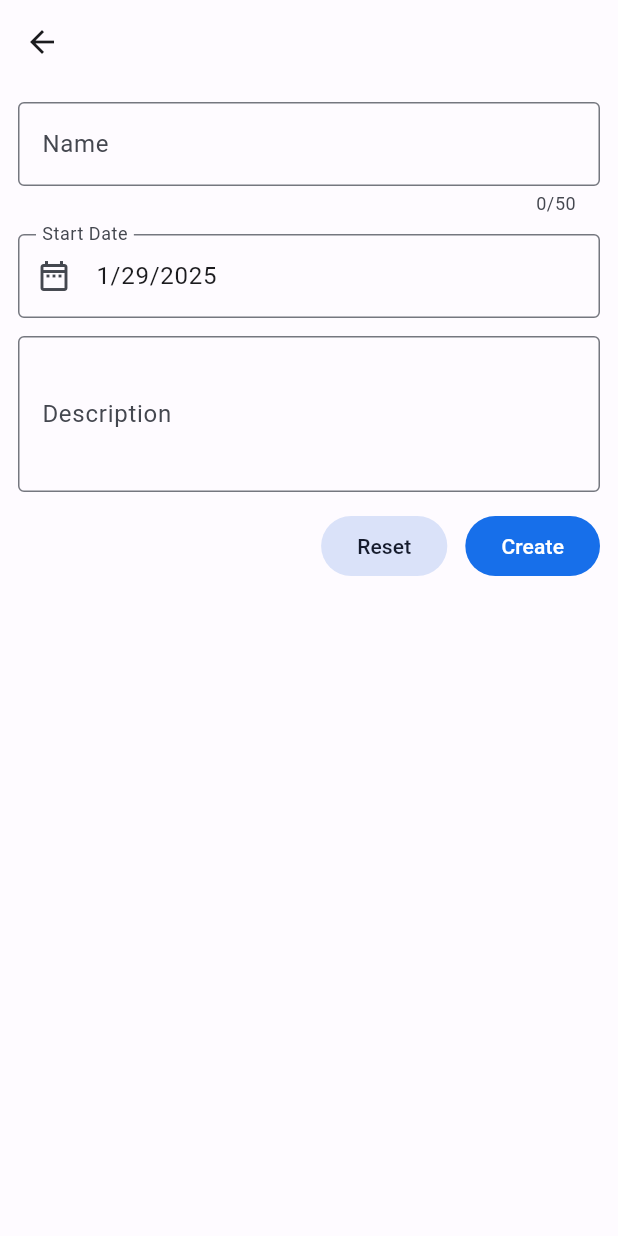
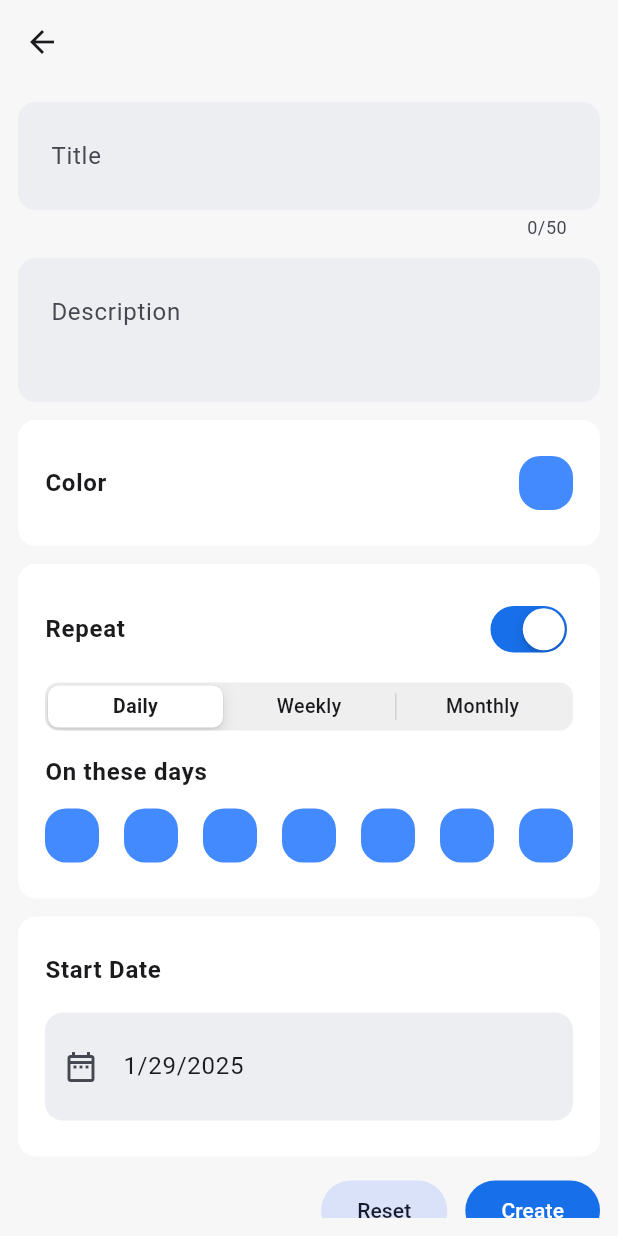
Before and after one commit to elnaddar/habit_tracker_app, a Flutter app: the HabitForm screen opened directly, on a phone screen of 412 x 824 dp. Run offline on Flutter 3.47's test engine with Material 3 defaults, Android fonts, the phone set to English and light mode, and no system bars; our stand-ins replace flutter_bloc, flutter_slidable, isar; accounts and stored records are empty; generated files the repository leaves out were written again; statements that could not run were skipped.

Commit message:
feat: Add reusable form components
Adds reusable form components for improved code organization and maintainability.  Includes `AppInputDecoration`, `CardFormField`, and updated `DatePickerFormField`.  These components standardize input styling and layout within the habit form.

```diff
--- /dev/null
+++ b/lib/common/themes/app_input_decoration.dart
@@ -0,0 +1,16 @@
+import 'package:flutter/material.dart';
+
+class AppInputDecoration extends InputDecoration {
+  const AppInputDecoration({super.hintText, super.prefixIcon})
+      : super(
+          filled: true,
+          fillColor: const Color(0xffedeef2),
+          contentPadding:
+              const EdgeInsets.symmetric(horizontal: 18, vertical: 24),
+          border: const OutlineInputBorder(
+            borderSide: BorderSide.none,
+            borderRadius: BorderRadius.all(Radius.circular(12)),
+          ),
+          errorMaxLines: 3,
+        );
+}
--- /dev/null
+++ b/lib/components/card_form_field.dart
@@ -0,0 +1,18 @@
+import 'package:flutter/material.dart';
+
+class CardFormField extends StatelessWidget {
+  final Widget? child;
+  const CardFormField({super.key, this.child});
+
+  @override
+  Widget build(BuildContext context) {
+    return Ink(
+      decoration: BoxDecoration(
+        color: Colors.white,
+        borderRadius: BorderRadius.circular(12),
+      ),
+      padding: const EdgeInsets.symmetric(horizontal: 18, vertical: 24),
+      child: child,
+    );
+  }
+}
--- a/lib/components/date_picker_form_field.dart
+++ b/lib/components/date_picker_form_field.dart
@@ -1,4 +1,6 @@
+import 'package:flutter/cupertino.dart';
 import 'package:flutter/material.dart';
+import 'package:habit_tracker_app/common/themes/app_input_decoration.dart';
 import 'package:intl/intl.dart';
 
 class DatePickerFormField extends StatefulWidget {
@@ -30,16 +32,42 @@ class _DatePickerFormFieldState extends State<DatePickerFormField> {
     super.dispose();
   }
 
+  void _showDialog(Widget child) {
+    showCupertinoModalPopup<void>(
+      context: context,
+      builder: (BuildContext context) => Container(
+        height: 216,
+        padding: const EdgeInsets.only(top: 6.0),
+        // The Bottom margin is provided to align the popup above the system
+        // navigation bar.
+        margin: EdgeInsets.only(
+          bottom: MediaQuery.of(context).viewInsets.bottom,
+        ),
+        // Provide a background color for the popup.
+        color: CupertinoColors.systemBackground.resolveFrom(context),
+        // Use a SafeArea widget to avoid system overlaps.
+        child: SafeArea(
+          top: false,
+          child: child,
+        ),
+      ),
+    );
+  }
+
   _showDatePicker() async {
+    // context: context,
+    //     initialDate: dateFormater.parse(_dateController.text),
+    //     firstDate: DateTime(now.year - 1, now.month, now.day),
+    //     lastDate: now
     final now = DateTime.now();
-    final newDate = await showDatePicker(
-        context: context,
-        initialDate: dateFormater.parse(_dateController.text),
-        firstDate: DateTime(now.year - 1, now.month, now.day),
-        lastDate: now);
-    if (newDate != null) {
-      _dateController.text = dateFormater.format(newDate);
-    }
+    // final newDate =
+    _showDialog(CupertinoDatePicker(
+      initialDateTime: dateFormater.parse(_dateController.text),
+      maximumDate: now,
+      minimumDate: DateTime(now.year - 1, now.month, now.day),
+      onDateTimeChanged: (newDate) =>
+          {_dateController.text = dateFormater.format(newDate)},
+    ));
   }
 
   @override
@@ -50,11 +78,9 @@ class _DatePickerFormFieldState extends State<DatePickerFormField> {
       readOnly: true,
       controller: _dateController,
       onTap: _showDatePicker,
-      decoration: const InputDecoration(
-        border: OutlineInputBorder(),
+      decoration: const AppInputDecoration(
+        hintText: "Start Date",
         prefixIcon: Icon(Icons.date_range_outlined),
-        label: Text("Start Date"),
-        errorMaxLines: 3,
       ),
       validator: (value) {
         if (value == null || value.isEmpty || value.trim().isEmpty) {
--- a/lib/pages/habit_form.dart
+++ b/lib/pages/habit_form.dart
@@ -1,10 +1,15 @@
+import 'package:flutter/cupertino.dart';
 import 'package:flutter/material.dart';
 import 'package:flutter_bloc/flutter_bloc.dart';
+import 'package:habit_tracker_app/common/themes/app_input_decoration.dart';
+import 'package:habit_tracker_app/components/card_form_field.dart';
 import 'package:habit_tracker_app/components/date_picker_form_field.dart';
 import 'package:habit_tracker_app/cubits/habits_cubit.dart';
 import 'package:habit_tracker_app/models/habit.dart';
 import 'package:intl/intl.dart';
 import '/extensions/habit_extensions.dart';
+
+enum _Repeat { daily, weekly, monthly }
 
 class HabitForm extends StatefulWidget {
   const HabitForm({super.key, this.habit});
@@ -53,6 +58,7 @@ class _HabitFormState extends State<HabitForm> {
   @override
   Widget build(BuildContext context) {
     return Scaffold(
+      backgroundColor: const Color(0xfff7f7f7),
       appBar: AppBar(),
       body: Padding(
         padding: const EdgeInsets.all(12.0),
@@ -65,11 +71,7 @@ class _HabitFormState extends State<HabitForm> {
                 keyboardType: TextInputType.name,
                 textInputAction: TextInputAction.next,
                 maxLength: 50,
-                decoration: const InputDecoration(
-                  border: OutlineInputBorder(),
-                  label: Text("Name"),
-                  errorMaxLines: 3,
-                ),
+                decoration: const AppInputDecoration(hintText: "Title"),
                 validator: (value) {
                   if (value == null || value.isEmpty || value.trim().isEmpty) {
                     return "This field is required and cannot be empty or be only white spaces.";
@@ -81,24 +83,118 @@ class _HabitFormState extends State<HabitForm> {
                 onSaved: (newValue) => _onSaved("name", newValue),
               ),
               const SizedBox(height: 12),
-              DatePickerFormField(
-                initialValue: _formMap['startDate'],
-                onSaved: (newValue) =>
-                    _onSaved("startDate", dateFormater.parse(newValue!)),
+              TextFormField(
+                initialValue: _formMap['description'],
+                minLines: 2,
+                maxLines: 4,
+                keyboardType: TextInputType.multiline,
+                textInputAction: TextInputAction.newline,
+                decoration: const AppInputDecoration(hintText: "Description"),
+                onSaved: (newValue) => _onSaved("description", newValue),
               ),
               const SizedBox(height: 12),
-              TextFormField(
-                initialValue: _formMap['description'],
-                minLines: 3,
-                maxLines: 5,
-                keyboardType: TextInputType.multiline,
-                textInputAction: TextInputAction.newline,
-                decoration: const InputDecoration(
-                  border: OutlineInputBorder(),
-                  label: Text("Description"),
-                  errorMaxLines: 3,
+              CardFormField(
+                child: Row(
+                  mainAxisAlignment: MainAxisAlignment.spaceBetween,
+                  children: [
+                    Text(
+                      "Color",
+                      style: Theme.of(context)
+                          .textTheme
+                          .bodyLarge!
+                          .copyWith(fontWeight: FontWeight.bold),
+                    ),
+                    Container(
+                      height: 36,
+                      width: 36,
+                      decoration: BoxDecoration(
+                        color: Colors.blueAccent,
+                        borderRadius: BorderRadius.circular(14),
+                      ),
+                    )
+                  ],
                 ),
-                onSaved: (newValue) => _onSaved("description", newValue),
+              ),
+              const SizedBox(height: 12),
+              CardFormField(
+                child: Column(
+                  crossAxisAlignment: CrossAxisAlignment.start,
+                  children: [
+                    Row(
+                      mainAxisAlignment: MainAxisAlignment.spaceBetween,
+                      children: [
+                        Text(
+                          "Repeat",
+                          style: Theme.of(context)
+                              .textTheme
+                              .bodyLarge!
+                              .copyWith(fontWeight: FontWeight.bold),
+                        ),
+                        CupertinoSwitch(
+                          applyTheme: true,
+                          value: true,
+                          onChanged: (value) {},
+                        )
+                      ],
+                    ),
+                    const SizedBox(height: 16),
+                    SizedBox(
+                      width: double.infinity,
+                      child: CupertinoSlidingSegmentedControl(
+                        groupValue: _Repeat.daily,
+                        children: const {
+                          _Repeat.daily: Text("Daily"),
+                          _Repeat.weekly: Text("Weekly"),
+                          _Repeat.monthly: Text("Monthly"),
+                        },
+                        onValueChanged: (value) {},
+                      ),
+                    ),
+                    const SizedBox(height: 16),
+                    Text(
+                      "On these days",
+                      style: Theme.of(context)
+                          .textTheme
+                          .bodyLarge!
+                          .copyWith(fontWeight: FontWeight.bold),
+                    ),
+                    const SizedBox(height: 12),
+                    Row(
+                      mainAxisAlignment: MainAxisAlignment.spaceBetween,
+                      children: List.filled(
+                          7,
+                          Container(
+                            height: 36,
+                            width: 36,
+                            decoration: BoxDecoration(
+                              color: Colors.blueAccent,
+                              borderRadius: BorderRadius.circular(14),
+                            ),
+                          )),
+                    )
+                  ],
+                ),
+              ),
+              const SizedBox(height: 12),
+              CardFormField(
+                child: Column(
+                  crossAxisAlignment: CrossAxisAlignment.start,
+                  children: [
+                    Text(
+                      "Start Date",
+                      style: Theme.of(context)
+                          .textTheme
+                          .bodyLarge!
+                          .copyWith(fontWeight: FontWeight.bold),
+                    ),
+                    const SizedBox(height: 16),
+                    DatePickerFormField(
+                      initialValue: _formMap['startDate'],
+                      onSaved: (newValue) =>
+                          _onSaved("startDate", dateFormater.parse(newValue!)),
+                    ),
+                  ],
+                ),
               ),
               const SizedBox(height: 12),
               Row(
```
